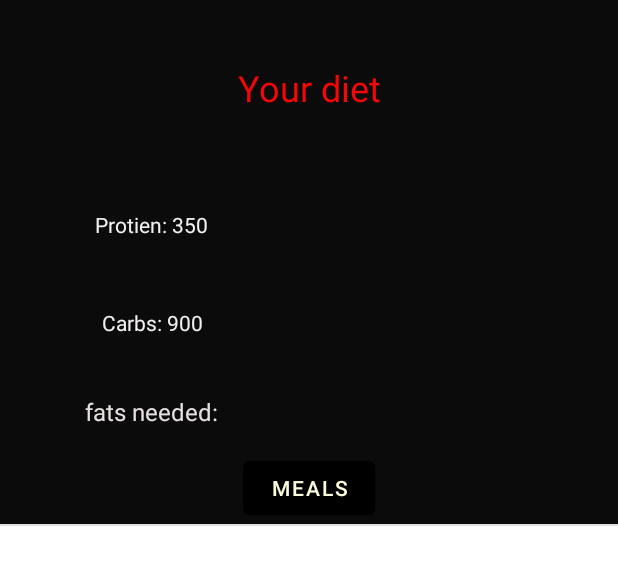
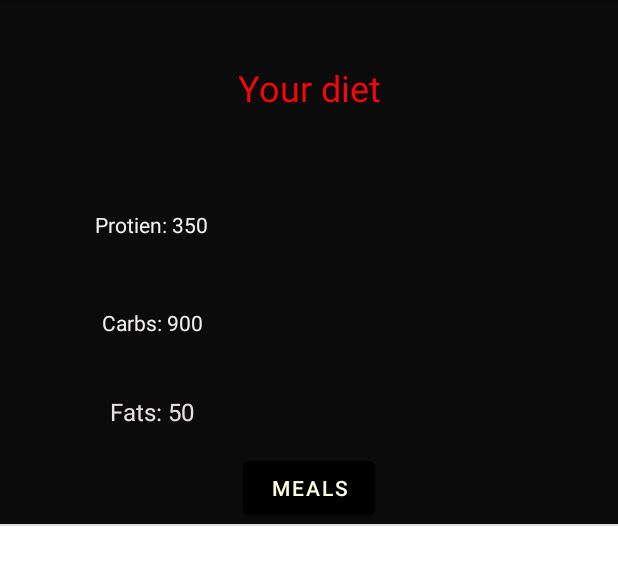
Before and after one commit to AhmadHaider37/MyApplication, an Android app: the createDietActivity screen opened directly, with no data from a screen before it, after a tap on "NEXT", on a phone screen of 412 x 824 dp, the part 84-658 px from its top. Run offline under Robolectric (Android 15) with nearby library versions, the phone set to English and light mode, and no system bars; our stand-ins replace Firebase (no records; nobody signed in at launch, a user with empty details on screens opened directly).

Commit message:
new things

```diff
--- a/app/src/main/java/com/example/myapplication/DietActivity.java
+++ b/app/src/main/java/com/example/myapplication/DietActivity.java
@@ -21,7 +21,7 @@ public class DietActivity extends AppCompatActivity {
         super.onCreate(savedInstanceState);
         setContentView(R.layout.activity_array_list);
         list = new ArrayList<>();
-        list.add(new Mydiet("Your diet", true, 50, 5000, 350, 900));
+        list.add(new Mydiet("Your diet", true, 50, 5000, 350, 900,50));
         myListView = findViewById(R.id.myListView);
          myAdapter = new MyDietCustomAdapter(this, R.layout.diet_row , list);
         myListView.setAdapter(myAdapter);
--- a/app/src/main/java/com/example/myapplication/MyDietCustomAdapter.java
+++ b/app/src/main/java/com/example/myapplication/MyDietCustomAdapter.java
@@ -39,7 +39,7 @@ public class MyDietCustomAdapter extends ArrayAdapter<Mydiet> {
              textViewDescription.setText(mydiet.getDescription());
             textViewProtien.setText("Protien: "+mydiet.getProtein());
             textViewCarbs.setText("Carbs: "+mydiet.getCarbs());
-            textViewFats.setText("Fats: "+mydiet.);
+            textViewFats.setText("Fats: "+mydiet.getFats());
 
 
 
--- a/app/src/main/java/com/example/myapplication/Mydiet.java
+++ b/app/src/main/java/com/example/myapplication/Mydiet.java
@@ -2,23 +2,24 @@ package com.example.myapplication;
 
 public class Mydiet {
     private String description;
-    private int resid;//image id to be loaded
     private boolean isHappy;
     private int amount;
     private int calories;
     private int protein;
     private int carbs;
+    private int fats;
 
     public Mydiet(){
 
     }
-    public Mydiet(String description,  boolean isHappy, int amount, int calories, int protein , int carbs) {
+    public Mydiet(String description,  boolean isHappy, int amount, int calories, int protein , int carbs , int fats) {
         this.description = description;
         this.isHappy = isHappy;
         this.amount = amount;
         this.calories = calories;
         this.protein = protein;
         this.carbs= carbs;
+        this.fats=fats;
     }
     public String getDescription() {
         return description;
@@ -70,4 +71,11 @@ public class Mydiet {
         this.carbs = carbs;
     }
 
+    public int getFats() {
+        return fats;
+    }
+
+    public void setFats(int fats) {
+        this.fats=fats;
+    }
 }
--- a/app/src/main/java/com/example/myapplication/createDietActivity.java
+++ b/app/src/main/java/com/example/myapplication/createDietActivity.java
@@ -8,7 +8,9 @@ import android.os.Bundle;
 import android.view.View;
 import android.widget.AdapterView;
 import android.widget.ArrayAdapter;
+import android.widget.EditText;
 import android.widget.Spinner;
+import android.widget.TextView;
 import android.widget.Toast;
 
 import com.google.firebase.auth.FirebaseAuth;
@@ -26,11 +28,19 @@ public class createDietActivity extends AppCompatActivity implements AdapterView
     private FirebaseAuth  maFirebaseAuth= FirebaseAuth.getInstance();
     //gets the root of the real time databasein the fb console
     private FirebaseDatabase database=FirebaseDatabase.getInstance("https://ahmad-71616-default-rtdb.europe-west1.firebasedatabase.app/");
+    private String program;
+    private EditText editTextHeight;
+    private EditText editTextWeight;
     @Override
     protected void onCreate(Bundle savedInstanceState) {
         super.onCreate(savedInstanceState);
         setContentView(R.layout.activity_create_diet);
         Spinner spinner=findViewById(R.id.spinner);
+
+        editTextHeight = findViewById(R.id.editTextHeight);
+        editTextWeight = findViewById(R.id.editTextWeight);
+
+
         ArrayAdapter<CharSequence> adapter=ArrayAdapter.createFromResource(this,R.array.goals , android.R.layout.simple_spinner_item);
         adapter.setDropDownViewResource(android.R.layout.simple_spinner_dropdown_item);
         spinner.setAdapter(adapter);
@@ -60,12 +70,17 @@ public class createDietActivity extends AppCompatActivity implements AdapterView
     }
     public void diet(View view ){
         Intent intent = new Intent(this, DietActivity.class);
+        String weight = editTextWeight.getText().toString();
+        String height = editTextHeight.getText().toString();
+        String MyDiet= program;
+
+
         startActivity(intent);
     }
 
     @Override
     public void onItemSelected(AdapterView<?> adapterView, View view, int i, long l) {
-        String text= adapterView.getItemAtPosition(i).toString();
+        program= adapterView.getItemAtPosition(i).toString();
         Toast.makeText(adapterView.getContext(), "text", Toast.LENGTH_SHORT).show();
     }
 
--- a/app/src/main/res/layout/activity_create_diet.xml
+++ b/app/src/main/res/layout/activity_create_diet.xml
@@ -24,7 +24,7 @@
         android:textSize="20sp" />
 
     <EditText
-        android:id="@+id/editTextNumber"
+        android:id="@+id/editTextWeight"
         android:layout_width="wrap_content"
         android:layout_height="50dp"
         android:layout_gravity="center"
@@ -35,13 +35,13 @@
         android:textColorHint="#46C3B9B9" />
 
     <EditText
-        android:id="@+id/editTextNumber2"
+        android:id="@+id/editTextHeight"
         android:layout_width="wrap_content"
         android:layout_height="50dp"
         android:layout_gravity="center"
         android:ems="10"
         android:gravity="center"
-        android:hint="hieght"
+        android:hint="height"
         android:inputType="number"
         android:textColorHint="#46C3B9B9" />
 
--- a/app/src/main/res/layout/diet_row.xml
+++ b/app/src/main/res/layout/diet_row.xml
@@ -49,7 +49,7 @@
             android:layout_height="53dp"
             android:layout_gravity="left"
             android:gravity="center"
-            android:text="fats needed:"
+            android:text="FATS:"
             android:textColor="#E6E0E0"
             android:textSize="16sp" />
 
```
